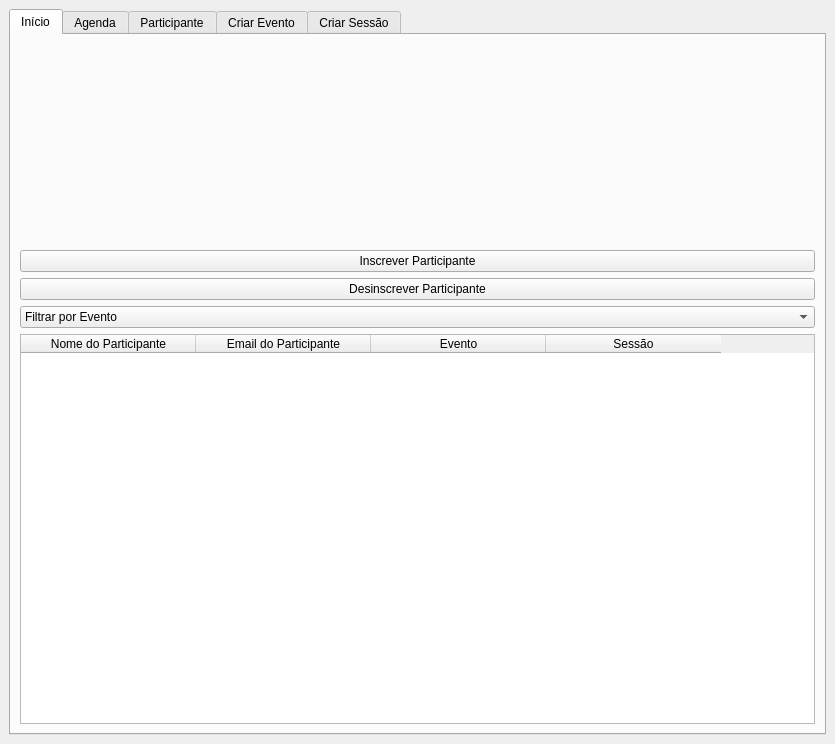
This is TrabalhoEventos/view/participante_ui.ui in DaniloMenezesXML/GestaoEventos as Qt 5 draws it before an edit. The edited form follows.
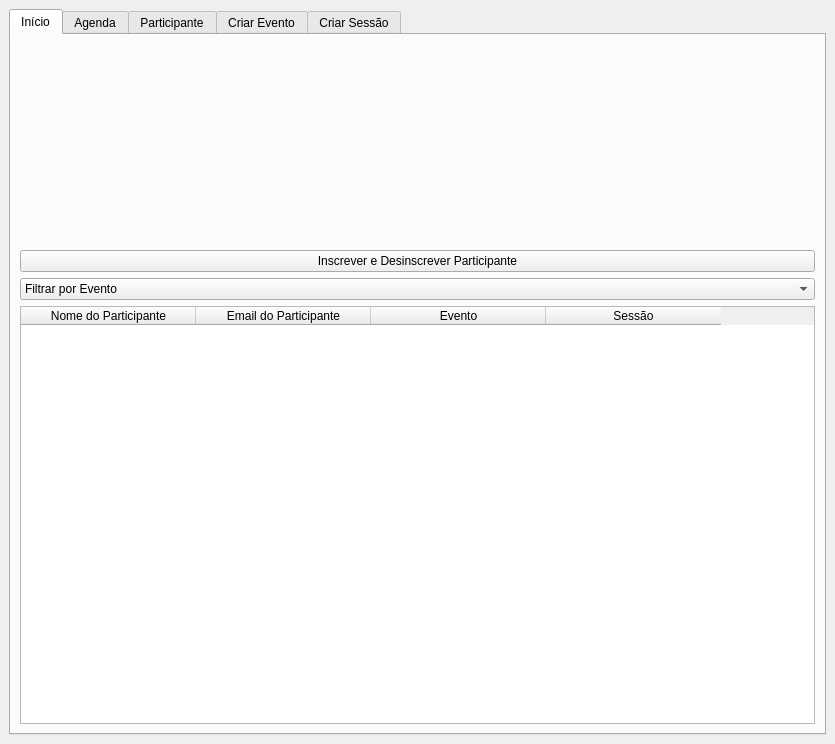
This is the edited form. The open tabs and pages were chosen to show the change. Icons and pictures are not drawn.

What changed in the file:
```diff
--- a/TrabalhoEventos/view/participante_ui.ui
+++ b/TrabalhoEventos/view/participante_ui.ui
@@ -59,14 +59,7 @@
         <item>
          <widget class="QPushButton" name="btn_inscrever_participante">
           <property name="text">
-           <string>Inscrever Participante</string>
-          </property>
-         </widget>
-        </item>
-        <item>
-         <widget class="QPushButton" name="btn_desinscrever_participante">
-          <property name="text">
-           <string>Desinscrever Participante</string>
+           <string>Inscrever e Desinscrever Participante</string>
           </property>
          </widget>
         </item>
```
Left out of the diff: 2 changed lines with no effect on the pictures.
